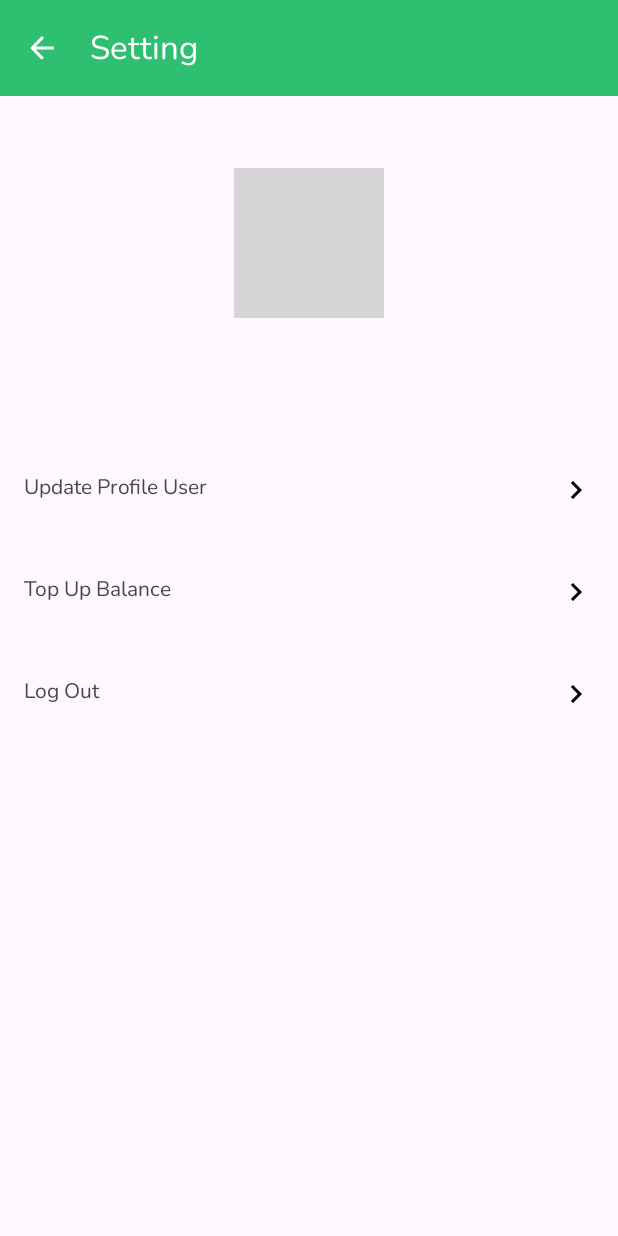
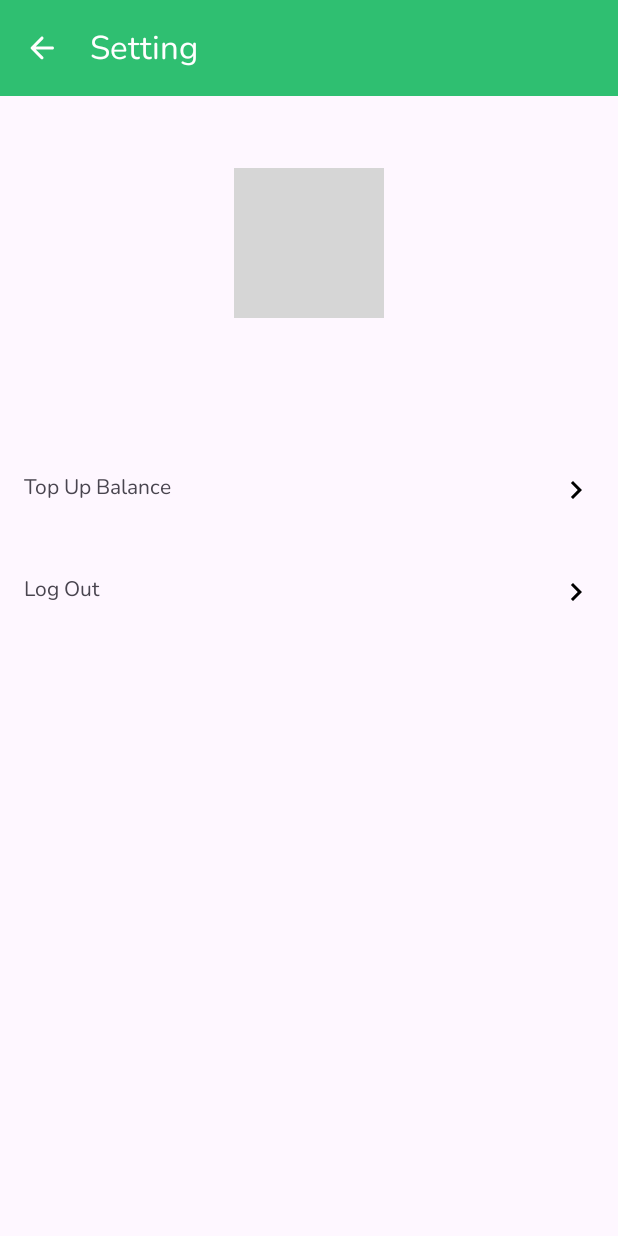
Before and after one commit to bagussubagja/wallet-wizard-app, an Android app: the SettingFragment screen opened through its navigation route, on a phone screen of 412 x 824 dp. Run offline under Robolectric (Android 15) with nearby library versions, the light colour scheme and no system bars; our stand-ins replace Dagger/Hilt's generated code; libraries missing offline, so code that uses them is left out: com.kennyc.view, com.musfickjamil.snackify; grey boxes are pictures that could not be loaded.

Commit message:
fix recycle item

```diff
--- a/app/src/main/java/com/mantequilla/walletwizardapp/MainActivity.kt
+++ b/app/src/main/java/com/mantequilla/walletwizardapp/MainActivity.kt
@@ -11,7 +11,7 @@ import dagger.hilt.android.AndroidEntryPoint
 
 class MainActivity : AppCompatActivity() {
     private lateinit var navController : NavController
-    private lateinit var sharedPref: PreferenceHelper
+private lateinit var sharedPref: PreferenceHelper
     override fun onCreate(savedInstanceState: Bundle?) {
         super.onCreate(savedInstanceState)
         setContentView(R.layout.activity_main)
--- a/app/src/main/java/com/mantequilla/walletwizardapp/di/PreferenceHelperModule.kt
+++ b/app/src/main/java/com/mantequilla/walletwizardapp/di/PreferenceHelperModule.kt
@@ -11,7 +11,6 @@ import dagger.hilt.components.SingletonComponent
 @Module
 @InstallIn(SingletonComponent::class)
 object PreferenceHelperModule {
-
     @Provides
     fun providePreferenceHelper(@ApplicationContext context: Context) : PreferenceHelper{
         return PreferenceHelper(context)
--- a/app/src/main/java/com/mantequilla/walletwizardapp/fragments/RecentTransactionFragment.kt
+++ b/app/src/main/java/com/mantequilla/walletwizardapp/fragments/RecentTransactionFragment.kt
@@ -34,6 +34,4 @@ class RecentTransactionFragment : Fragment() {
             requireActivity().onBackPressedDispatcher.onBackPressed()
         }
     }
-
-
 }
--- a/app/src/main/java/com/mantequilla/walletwizardapp/fragments/SettingFragment.kt
+++ b/app/src/main/java/com/mantequilla/walletwizardapp/fragments/SettingFragment.kt
@@ -40,6 +40,7 @@ class SettingFragment : Fragment() {
         binding.logoutMenu.setOnClickListener {
             doLogoutAction()
         }
+        binding.topUpBalanceMenu.setOnClickListener {  }
     }
 
     private fun doLogoutAction() {
--- a/app/src/main/res/layout/fragment_setting.xml
+++ b/app/src/main/res/layout/fragment_setting.xml
@@ -60,28 +60,6 @@
         app:layout_constraintEnd_toEndOf="parent"
         app:layout_constraintStart_toStartOf="parent"
         app:layout_constraintTop_toBottomOf="@+id/tvUserEmailSetting">
-
-        <LinearLayout
-            android:id="@+id/updateUserMenu"
-            android:layout_width="match_parent"
-            android:layout_height="wrap_content"
-            android:orientation="horizontal"
-            android:layout_marginTop="@dimen/dimen12dp"
-            android:padding="@dimen/dimen16dp"
-            tools:ignore="UseCompoundDrawables,UselessParent">
-
-            <TextView
-                android:layout_width="@dimen/dimen0dp"
-                android:layout_height="wrap_content"
-                android:layout_weight="1"
-                android:text="@string/update_profile_user" />
-
-            <ImageView
-                android:layout_width="wrap_content"
-                android:layout_height="wrap_content"
-                android:contentDescription="@string/right_arrow_icon"
-                android:src="@drawable/baseline_keyboard_arrow_right_24" />
-        </LinearLayout>
         <LinearLayout
             android:id="@+id/topUpBalanceMenu"
             android:layout_width="match_parent"
--- a/app/src/main/res/values/colors.xml
+++ b/app/src/main/res/values/colors.xml
@@ -5,4 +5,5 @@
     <color name="greenPrimary">#FF2FBF71</color>
     <color name="greenDarker">#FF2B935B</color>
     <color name="greyAccent">#FFAFAFAF</color>
+    <color name="redAccent">#FFDC143C</color>
 </resources>
```
Also changed, not shown: app/src/main/java/com/mantequilla/walletwizardapp/adapter/HomeHistoryAdapter.kt (+4 -50 lines), app/src/main/java/com/mantequilla/walletwizardapp/api/ApiService.kt (+9 -0 lines), app/src/main/java/com/mantequilla/walletwizardapp/fragments/AddTransactionFragment.kt (+19 -0 lines), app/src/main/java/com/mantequilla/walletwizardapp/repository/ApiRepository.kt (+10 -0 lines), app/src/main/java/com/mantequilla/walletwizardapp/viewmodel/AddTransactionViewModel.kt (+27 -1 lines).
